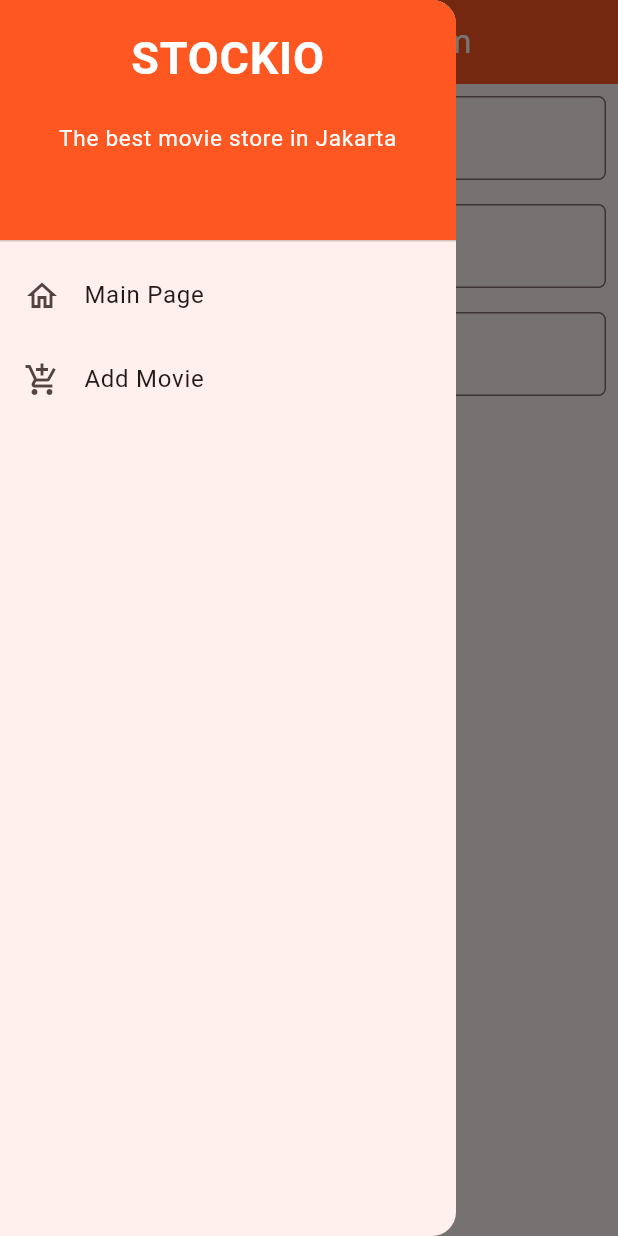
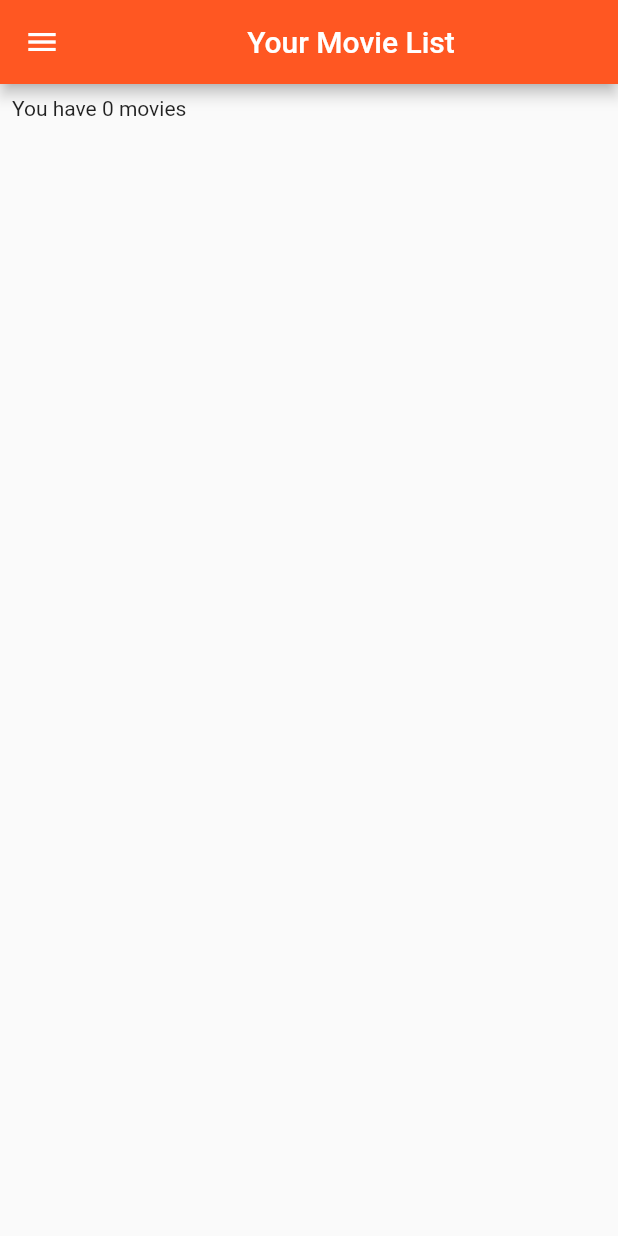
Before and after one commit to hrjuno/stockio-mobile, a Flutter app: the ShopFormPage screen opened directly, in the side drawer, after a tap on "Save", on a phone screen of 412 x 824 dp. Run offline on Flutter 3.47's test engine with Material 2 defaults, Android fonts, the light colour scheme and no system bars.

Commit message:
update tugas 8

```diff
--- /dev/null
+++ b/lib/models/product.dart
@@ -0,0 +1,9 @@
+List<Item> listItem = [];
+
+class Item {
+  final String name;
+  final int amount;
+  final String description;
+
+  Item(this.name, this.amount, this.description);
+}
--- a/lib/screens/menu.dart
+++ b/lib/screens/menu.dart
@@ -2,6 +2,7 @@ import 'package:flutter/material.dart';
 import 'package:stockio/widgets/left_drawer.dart';
 import 'package:stockio/widgets/shop_card.dart';
 import 'package:stockio/screens/shoplist_form.dart';
+import 'package:stockio/screens/movie_list.dart';
 
 class MyHomePage extends StatelessWidget {
   MyHomePage({Key? key}) : super(key: key);
@@ -89,6 +90,14 @@ class ShopCard extends StatelessWidget {
             Navigator.push(context,
                 MaterialPageRoute(builder: (context) => const ShopFormPage()));
           }
+          if (item.name == "Movie List") {
+            // Gunakan Navigator.push untuk melakukan navigasi ke MaterialPageRoute.
+            Navigator.push(
+                context,
+                MaterialPageRoute(
+                  builder: (context) => MovieListPage(),
+                ));
+          }
         },
         child: Container(
           // Container untuk menyimpan Icon dan Text
--- /dev/null
+++ b/lib/screens/movie_list.dart
@@ -0,0 +1,61 @@
+import 'package:stockio/widgets/left_drawer.dart';
+import 'package:flutter/material.dart';
+import 'package:stockio/models/product.dart';
+
+class MovieListPage extends StatelessWidget {
+  const MovieListPage({Key? key}) : super(key: key);
+
+  Widget build(BuildContext context) {
+    return MaterialApp(
+      home: Scaffold(
+        appBar: AppBar(
+          title: const Center(
+            child: Text(
+              'Your Movie List',
+            ),
+          ),
+          backgroundColor: Colors.deepOrange,
+          foregroundColor: Colors.white,
+        ),
+        drawer: const LeftDrawer(),
+        body: ItemListPage(),
+      ),
+    );
+  }
+}
+
+class ItemListPage extends StatelessWidget {
+  @override
+  Widget build(BuildContext context) {
+    int itemCount = listItem.length;
+
+    return Column(
+      crossAxisAlignment: CrossAxisAlignment.start,
+      children: [
+        Padding(
+          padding: const EdgeInsets.all(8.0),
+          child: Text('You have $itemCount movies'),
+        ),
+        Expanded(
+          child: ListView.builder(
+            itemCount: itemCount,
+            itemBuilder: (context, index) {
+              Item currentItem = listItem[index];
+              return Card(
+                // Add border and padding to the ListTile
+                elevation: 2.0,
+                margin: const EdgeInsets.symmetric(vertical: 8.0, horizontal: 16.0),
+                child: ListTile(
+                  title: Text(currentItem.name),
+                  subtitle: Text(
+                    'Amount: ${currentItem.amount}, Description: ${currentItem.description}',
+                  ),
+                ),
+              );
+            },
+          ),
+        ),
+      ],
+    );
+  }
+}
--- a/lib/widgets/left_drawer.dart
+++ b/lib/widgets/left_drawer.dart
@@ -1,6 +1,7 @@
 import 'package:flutter/material.dart';
 import 'package:stockio/screens/menu.dart';
 import 'package:stockio/screens/shoplist_form.dart';
+import 'package:stockio/screens/movie_list.dart';
 
 class LeftDrawer extends StatelessWidget {
   const LeftDrawer({super.key});
@@ -61,6 +62,22 @@ class LeftDrawer extends StatelessWidget {
                   ));
             },
           ),
+          ListTile(
+            leading: const Icon(Icons.checklist),
+            title: const Text('Movie List'),
+            // Bagian redirection ke ItemsListPage
+            onTap: () {
+              /*
+              Buatlah routing ke ItemsListPage di sini,
+              setelah halaman ItemsListPage sudah dibuat.
+              */
+              Navigator.pushReplacement(
+                  context,
+                  MaterialPageRoute(
+                    builder: (context) => MovieListPage(),
+                  ));
+            },
+          ),
         ],
       ),
     );
```
Also changed, not shown: 1 other file.
